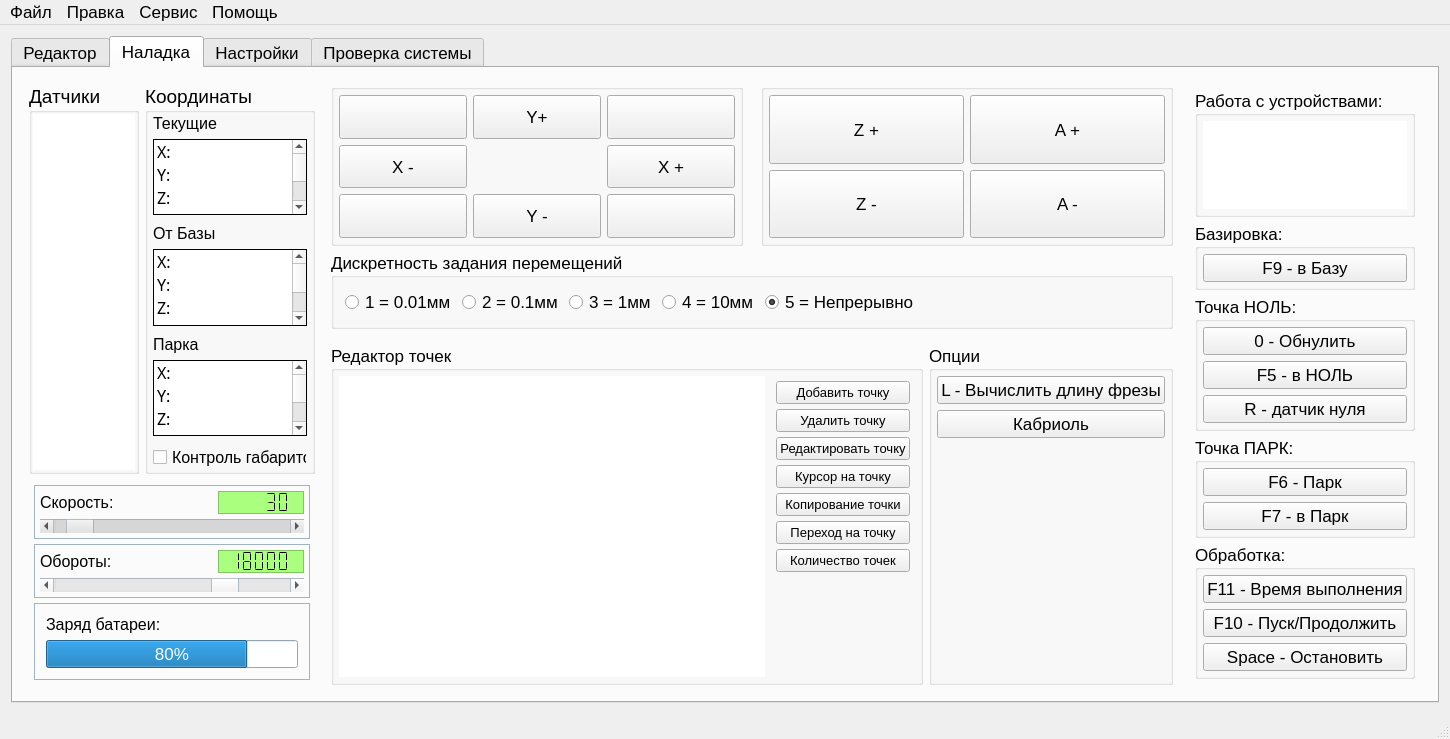
Above: KAMEditor/gui/mainwindow.ui from Xtail96/SML before the change. Below: the same form after it.
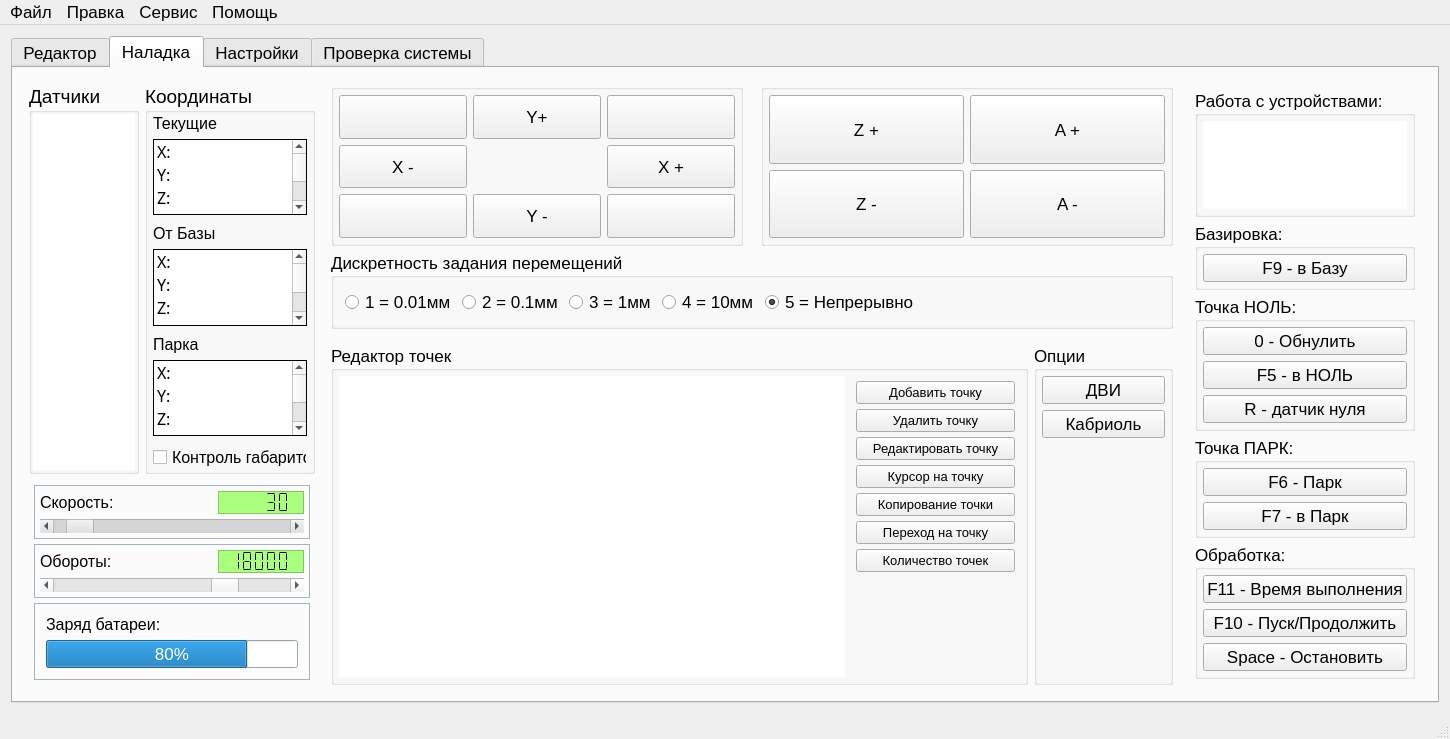
That is the form after the change. Icons and pictures are not drawn.

Commit message: Добавлено окно Датчика вылета инструмента; Добавлен родитель к окну Кабриоли

```diff
--- a/KAMEditor/gui/mainwindow.ui
+++ b/KAMEditor/gui/mainwindow.ui
@@ -1884,17 +1884,8 @@
                  </property>
                  <item>
                   <widget class="QPushButton" name="toolLengthSensorPushButton">
-                   <property name="sizePolicy">
-                    <sizepolicy hsizetype="Minimum" vsizetype="Preferred">
-                     <horstretch>0</horstretch>
-                     <verstretch>0</verstretch>
-                    </sizepolicy>
-                   </property>
                    <property name="text">
-                    <string>L - Вычислить длину фрезы</string>
-                   </property>
-                   <property name="shortcut">
-                    <string>L</string>
+                    <string>ДВИ</string>
                    </property>
                   </widget>
                  </item>
```
The commit also changes 6 other files.
